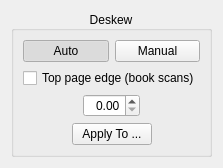
Above: src/core/filters/deskew/OptionsWidget.ui from vigri/scantailor-advanced before the change. Below: the same form after it.
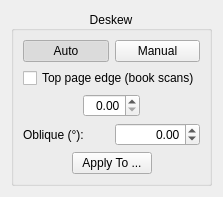
That is the form after the change. Custom widgets are drawn as their Qt base class.

Commit message:
Enhance image transformation with oblique shear support
- Added support for oblique (shear) transformations in the ImageTransformation class, allowing for vertical shear adjustments after rotation.
- Introduced new methods setPostOblique and updated calcPostRotateXform to handle both rotation and oblique angles.
- Updated related UI components and parameters to accommodate the new oblique angle feature, ensuring seamless integration with existing deskew functionality.
- Modified Params and OptionsWidget to manage and display oblique angle settings effectively.

```diff
--- a/src/core/filters/deskew/OptionsWidget.ui
+++ b/src/core/filters/deskew/OptionsWidget.ui
@@ -109,6 +109,33 @@
         </item>
        </layout>
       </item>
+      <item>
+       <layout class="QHBoxLayout">
+        <item>
+         <widget class="QLabel" name="obliqueLabel">
+          <property name="text">
+           <string>Oblique (°):</string>
+          </property>
+         </widget>
+        </item>
+        <item>
+         <widget class="QDoubleSpinBox" name="obliqueSpinBox">
+          <property name="alignment">
+           <set>Qt::AlignRight|Qt::AlignTrailing|Qt::AlignVCenter</set>
+          </property>
+          <property name="minimum">
+           <double>-5.000000000000000</double>
+          </property>
+          <property name="maximum">
+           <double>5.000000000000000</double>
+          </property>
+          <property name="singleStep">
+           <double>0.100000000000000</double>
+          </property>
+         </widget>
+        </item>
+       </layout>
+      </item>
       <item>
        <layout class="QHBoxLayout" name="horizontalLayout">
         <item>
```
The commit also changes 11 other files.
